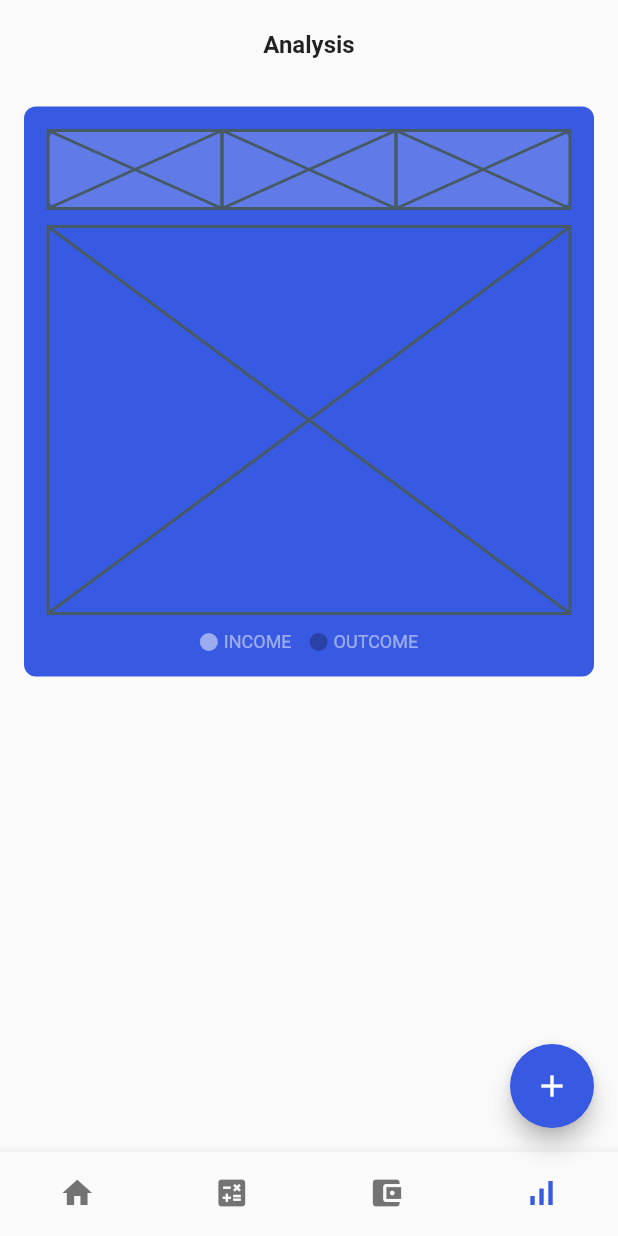
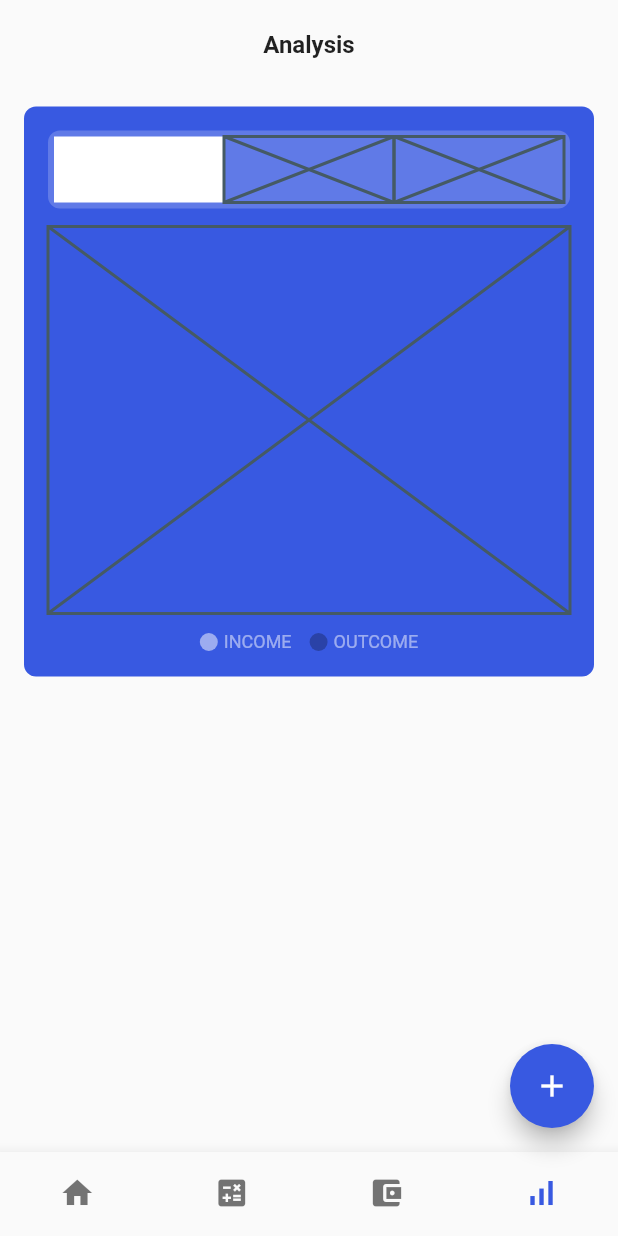
Before and after one commit to JAICHANGPARK/flutter_notebook_17th_story, a Flutter app: the screen it shows after launch, item 4 of the bottom bar chosen, on a phone screen of 412 x 824 dp. Run offline on Flutter 3.47's test engine with Material 2 defaults, Android fonts, the phone set to English and light mode, and no system bars; our stand-ins replace cached_network_image, flutter_riverpod, ionicons, percent_indicator; network calls fail.

Commit message:
Update finance_chart_component.dart

```diff
--- a/lib/ep1004_finance_app/src/ui/finance_chart_component.dart
+++ b/lib/ep1004_finance_app/src/ui/finance_chart_component.dart
@@ -8,7 +8,7 @@ enum ChartDay {
   custom,
 }
 
-final chartTabProvider = StateProvider((ref) => ChartDay.monthly);
+final chartTabProvider = StateProvider<ChartDay>((ref) => ChartDay.monthly);
 
 class FinanceChartComponent extends StatefulWidget {
   const FinanceChartComponent({Key? key}) : super(key: key);
@@ -54,11 +54,30 @@ class _FinanceChartComponentState extends State<FinanceChartComponent> {
                       borderRadius: BorderRadius.circular(8),
                       color: Colors.white.withOpacity(0.2),
                     ),
+                    padding: EdgeInsets.all(4),
                     child: Consumer(
-                        builder: (context, ref, _){
+                      builder: (context, ref, _) {
+                        final tabIndex = ref.watch(chartTabProvider);
                         return Row(
                           children: [
-                              Expanded(child: Placeholder()),
+                            Expanded(
+                                child: GestureDetector(
+                              onTap: () {
+                                ref.read(chartTabProvider.notifier).state = ChartDay.monthly;
+                              },
+                              child: tabIndex == ChartDay.monthly
+                                  ? Container(
+                                      decoration: BoxDecoration(
+                                        color: Colors.white,
+                                      ),
+                                    )
+                                  : Center(
+                                      child: Text(
+                                        "Monthly",
+                                        style: TextStyle(color: Colors.white),
+                                      ),
+                                    ),
+                            )),
                             Expanded(child: Placeholder()),
                             Expanded(child: Placeholder()),
                           ],
```
Lines whose indentation alone changed are shown as unchanged.
